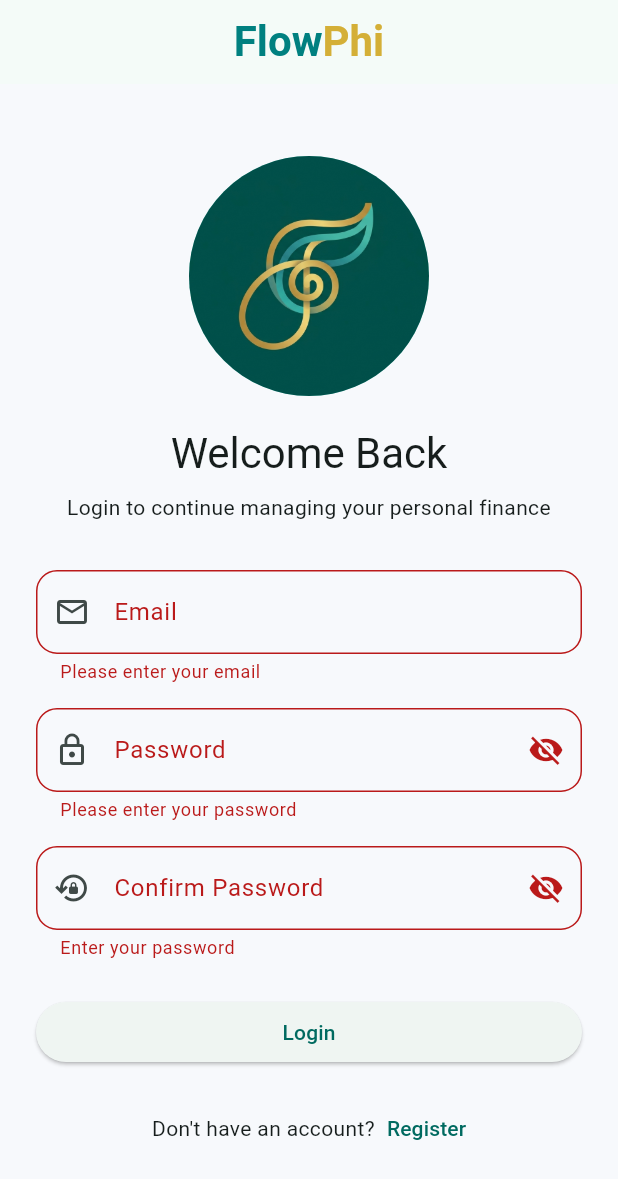
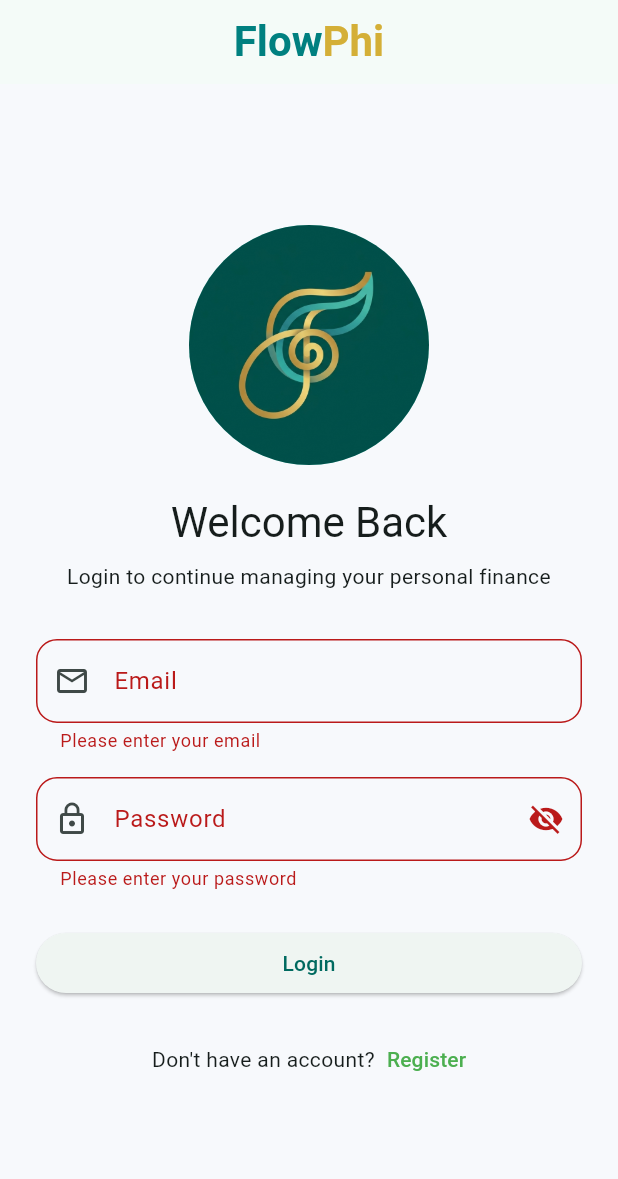
Before and after one commit to infosabbir/flowphi, a Flutter app: the screen it shows after launch, after a tap on "Login", on a phone screen of 412 x 824 dp. Shown: the top 1179 px of the screen. Run offline on Flutter 3.47's test engine with Material 3 defaults, Android fonts, the phone set to English and light mode, and no system bars; our stand-ins replace firebase_core, flutter_riverpod, google_fonts; accounts and stored records are empty.

Commit message:
fix some error

```diff
--- a/lib/app/app.dart
+++ b/lib/app/app.dart
@@ -11,7 +11,7 @@ class FlowPhiApp extends StatelessWidget {
       title: 'FlowPhi',
       debugShowCheckedModeBanner: false,
       theme: AppTheme.lightTheme,
-      home:  LoginPage(),
+      home: const LoginPage(),
     );
   }
 }
--- a/lib/features/auth/presentation/login_page.dart
+++ b/lib/features/auth/presentation/login_page.dart
@@ -1,26 +1,39 @@
 import 'package:FlowPhi/features/auth/presentation/register_page.dart';
-import 'package:FlowPhi/features/dashboard/presentation/widgets/auth_header.dart';
-import 'package:FlowPhi/features/dashboard/presentation/widgets/auth_text_field.dart';
-import 'package:FlowPhi/features/dashboard/presentation/widgets/custom_appbar.dart';
+import 'package:FlowPhi/features/auth/presentation/widgets/auth_header.dart';
+import 'package:FlowPhi/features/auth/presentation/widgets/auth_text_field.dart';
+import 'package:FlowPhi/core/custom_appbar.dart';
 import 'package:flutter/material.dart';
 
-class LoginPage extends StatelessWidget {
-  LoginPage({super.key});
+class LoginPage extends StatefulWidget {
+  const LoginPage({super.key});
 
+  @override
+  State<LoginPage> createState() => _LoginPageState();
+}
+
+class _LoginPageState extends State<LoginPage> {
   final _formKey = GlobalKey<FormState>();
+
   final _emailController = TextEditingController();
+
   final _passwordController = TextEditingController();
-  final _confirmPasswordController = TextEditingController();
+
+  @override
+  void dispose() {
+    _emailController.dispose();
+    _passwordController.dispose();
+    super.dispose();
+  }
 
   @override
   Widget build(BuildContext context) {
     final styl = Theme.of(context).textTheme;
 
     return Scaffold(
-      appBar: CustomAppbar(),
+      appBar: const CustomAppbar(),
       body: SafeArea(
         child: Padding(
-          padding: EdgeInsets.all(24),
+          padding:const EdgeInsets.all(24),
           child: Center(
             child: SingleChildScrollView(
               child: Form(
@@ -65,28 +78,13 @@ class LoginPage extends StatelessWidget {
                         return null;
                       },
                     ),
-                    const SizedBox(height: 16),
-                    AuthTextField(
-                      label: 'Confirm Password',
-                      icon: Icons.lock_reset_outlined,
-                      isPassword: true,
-                      controller: _confirmPasswordController,
-                      validator: (value) {
-                        if (value == null || value.isEmpty) {
-                          return 'Enter your password';
-                        }
-                        if (value != _passwordController.text) {
-                          return 'Password does not match';
-                        }
-                        return null;
-                      },
-                    ),
+
                     const SizedBox(height: 24),
                     SizedBox(
                       width: double.infinity,
                       child: ElevatedButton(
                         onPressed: () {
-                          if (!_formKey.currentState!.validate()) {
+                          if (_formKey.currentState!.validate()) {
                             // procced with login
                           }
                         },
@@ -109,7 +107,10 @@ class LoginPage extends StatelessWidget {
                             style: styl.bodyMedium,
                           ),
                           const SizedBox(width: 8),
-                          Text('Register', selectionColor: Colors.green),
+                          Text(
+                            'Register',
+                            style: const TextStyle(color: Colors.green),
+                          ),
                         ],
                       ),
                     ),
--- a/lib/features/dashboard/presentation/widgets/auth_header.dart
+++ b/lib/features/auth/presentation/widgets/auth_header.dart
@@ -3,7 +3,6 @@ import 'package:flutter/material.dart';
 class AuthHeader extends StatelessWidget {
   final String title;
   final String subtitle;
-
 
   const AuthHeader({super.key, required this.title, required this.subtitle});
 
@@ -14,9 +13,9 @@ class AuthHeader extends StatelessWidget {
       children: [
         CircleAvatar(
           radius: 80,
-          backgroundImage: AssetImage('assets/icon/icon.png'),
+          backgroundImage: const AssetImage('assets/icon/icon.png'),
         ),
-        SizedBox(height: 20),
+        const SizedBox(height: 20),
         Text(title, style: styl.headlineMedium, textAlign: TextAlign.center),
         const SizedBox(height: 8),
         Text(subtitle, style: styl.bodyMedium, textAlign: TextAlign.center),
--- a/lib/main.dart
+++ b/lib/main.dart
@@ -9,5 +9,5 @@ void main() async {
 
   await Firebase.initializeApp(options: DefaultFirebaseOptions.currentPlatform);
 
-  runApp(ProviderScope(child: const FlowPhiApp()));
+  runApp(const ProviderScope(child:  FlowPhiApp()));
 }
```
Also changed, not shown: lib/features/auth/presentation/register_page.dart (+25 -7 lines), lib/features/dashboard/presentation/dashboard_page.dart (+7 -6 lines), lib/core/custom_appbar.dart (renamed from lib/features/dashboard/presentation/widgets/custom_appbar.dart), lib/features/auth/data/auth_repository.dart (added), lib/features/auth/presentation/widgets/auth_text_field.dart (renamed from lib/features/dashboard/presentation/widgets/auth_text_field.dart), lib/features/dashboard/presentation/providers/auth_provider.dart (added).
